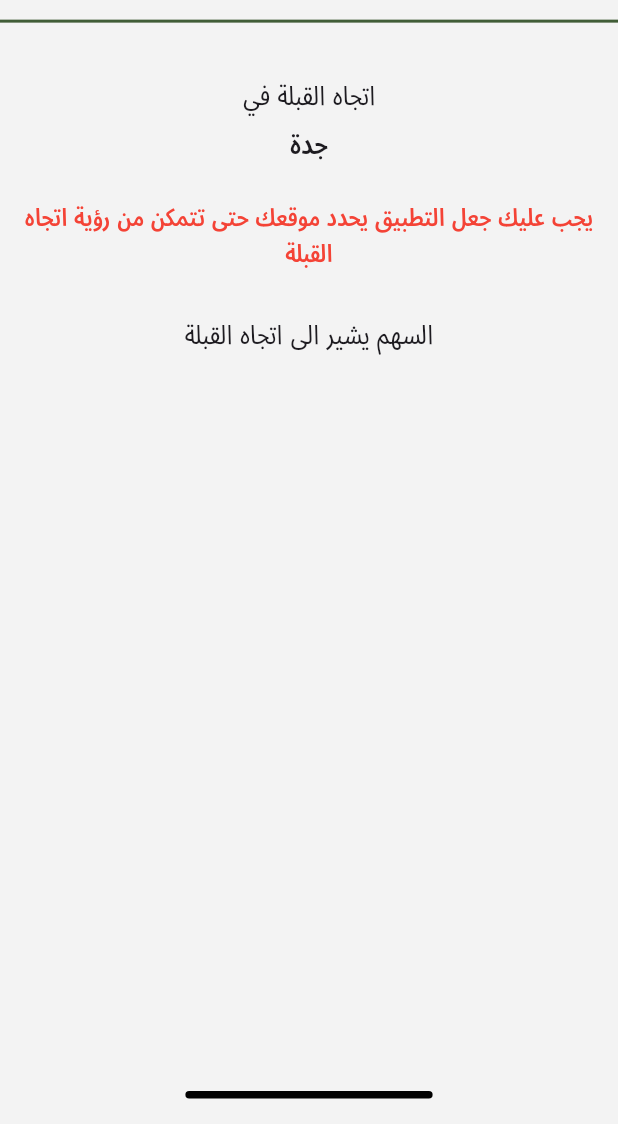
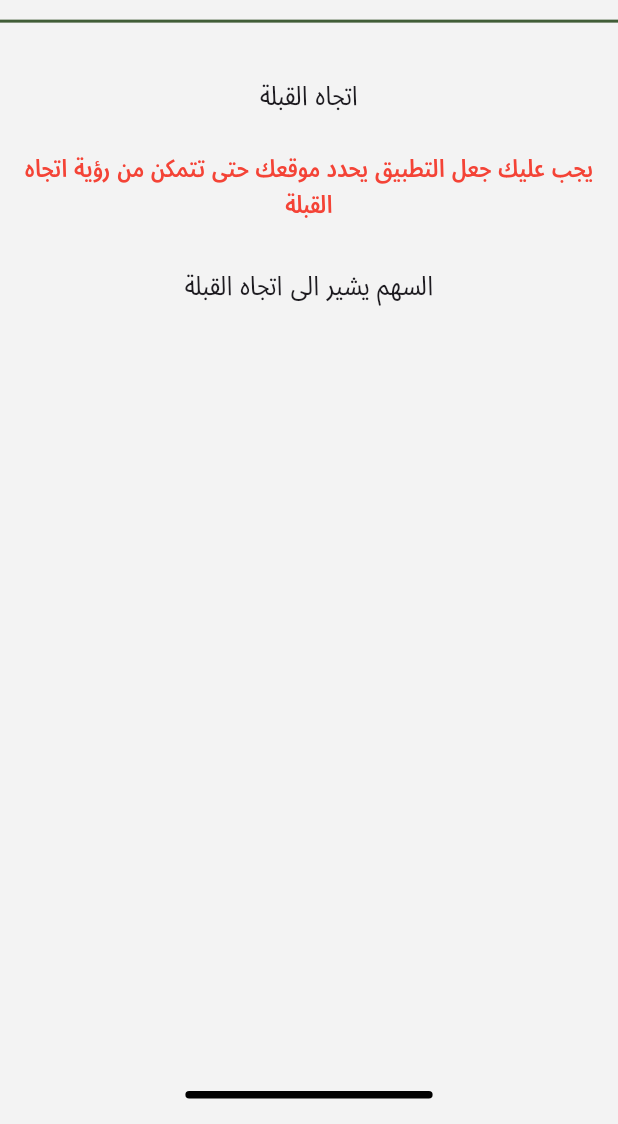
Before and after one commit to hamadadhg/misk_app, a Flutter app: the QiblaView screen opened by its route, on a phone screen of 412 x 824 dp, the part 112-1236 px from its top. Run offline on Flutter 3.47's test engine with Material 3 defaults, Android fonts, the light colour scheme and no system bars; our stand-ins replace adhan, dartz, dio, flutter_bloc, flutter_compass, flutter_local_notifications and 9 more; missing offline and left inert: quran; accounts and stored records are empty.

Commit message:
edit on text in qibla view

```diff
--- a/lib/features/qibla/presentation/views/widgets/custom_qibla_view_body.dart
+++ b/lib/features/qibla/presentation/views/widgets/custom_qibla_view_body.dart
@@ -8,7 +8,6 @@ import 'package:misk/core/utils/shared/app_shared_preferences.dart';
 import 'package:misk/core/utils/sized/sized_box_height.dart';
 import 'package:misk/features/qibla/presentation/views/widgets/custom_qibla_image_qibla_view.dart';
 import 'package:misk/features/qibla/presentation/views/widgets/custom_text_normal18_qibla_view.dart';
-import 'package:misk/features/qibla/presentation/views/widgets/custom_two_texts_qibla_view.dart';
 import 'package:misk/features/qibla/presentation/views/widgets/custom_warning_qibla_direction_qibla_view.dart';
 
 class CustomQiblaViewBody extends StatefulWidget {
@@ -95,7 +94,7 @@ class _CustomQiblaViewBodyState extends State<CustomQiblaViewBody> {
               SizedBoxHeight.height25(context: context),
               const AppBarImageAndTextAndDividerComponent(text: 'القبلة'),
               SizedBoxHeight.height25(context: context),
-              const CustomTwoTextsQiblaView(),
+              const CustomTextNormal18QiblaView(text: 'اتجاه القبلة'),
               SizedBoxHeight.height20(context: context),
               if (latitude == null || longitude == null)
                 //if the user doesn't click on location button so will appear Text instead of bigQiblaImage
--- a/lib/features/qibla/presentation/views/widgets/custom_two_texts_qibla_view.dart
+++ /dev/null
@@ -1,19 +0,0 @@
-import 'package:flutter/material.dart';
-import 'package:misk/core/utils/sized/sized_box_height.dart';
-import 'package:misk/core/utils/styles/style_to_texts.dart';
-import 'package:misk/features/qibla/presentation/views/widgets/custom_text_normal18_qibla_view.dart';
-
-class CustomTwoTextsQiblaView extends StatelessWidget {
-  const CustomTwoTextsQiblaView({super.key});
-
-  @override
-  Widget build(BuildContext context) {
-    return Column(
-      children: [
-        const CustomTextNormal18QiblaView(text: 'اتجاه القبلة في'),
-        SizedBoxHeight.height5(context: context),
-        Text('جدة', style: StyleToTexts.textStyleBold18(context: context)),
-      ],
-    );
-  }
-}
```
